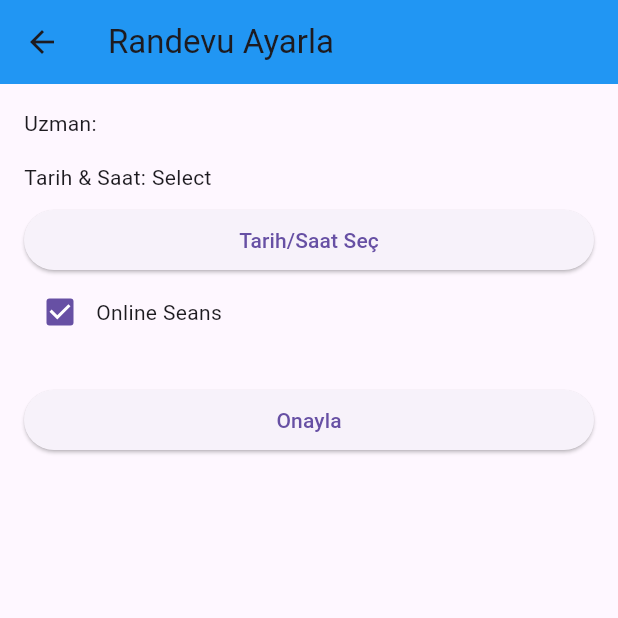
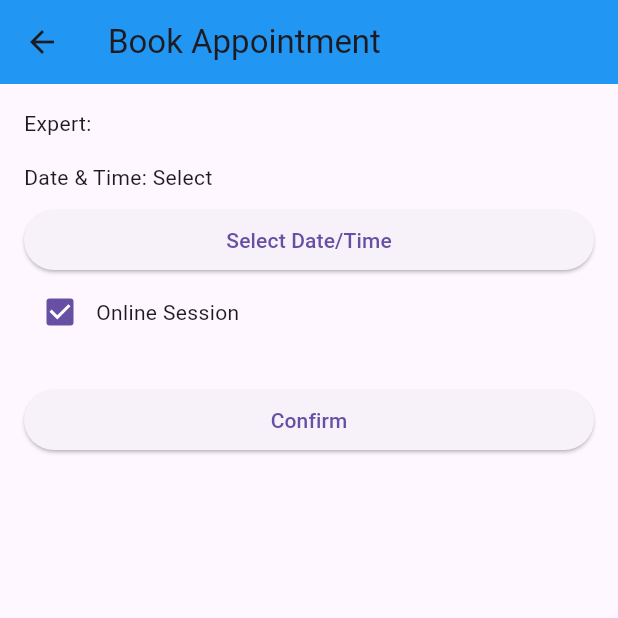
Before and after one commit to TugceDogru/MindEase---Mental-Support-App, a Flutter app: the AppointmentView screen opened directly with empty values, on a phone screen of 412 x 824 dp, the top half of it. Run offline on Flutter 3.47's test engine with Material 3 defaults, Android fonts, the phone set to English and light mode, and no system bars; our stand-ins replace cloud_firestore, firebase_auth, firebase_core, firebase_messaging, firebase_storage, fl_chart and 4 more; accounts and stored records are empty.

Commit message:
Initial Commit

```diff
--- a/lib/views/auth/register_view.dart
+++ b/lib/views/auth/register_view.dart
@@ -63,7 +63,7 @@ class _RegisterViewState extends State<RegisterView> {
                             ),
                           ),
                     SizedBox(height: 24),
-                    Text('Are you a proffesional ?', style: TextStyle(fontWeight: FontWeight.bold), textAlign: TextAlign.center),
+                    Text('Are you a professional?', style: TextStyle(fontWeight: FontWeight.bold), textAlign: TextAlign.center),
                   ],
                 ),
               ),
--- a/lib/views/home/appointment_view.dart
+++ b/lib/views/home/appointment_view.dart
@@ -17,19 +17,19 @@ class AppointmentView extends StatelessWidget {
       child: Consumer<AppointmentViewModel>(
         builder: (context, vm, _) {
           return Scaffold(
-            appBar: AppBar(title: Text('Randevu Ayarla')),
+            appBar: AppBar(title: Text('Book Appointment')),
             body: Padding(
               padding: EdgeInsets.all(16),
               child: Column(
                 crossAxisAlignment: CrossAxisAlignment.stretch,
                 children: [
-                  Text('Uzman: $expertId'),
+                  Text('Expert: $expertId'),
                   SizedBox(height: 16),
-                  Text('Tarih & Saat: ${vm.formattedDate}'),
+                  Text('Date & Time: ${vm.formattedDate}'),
                   SizedBox(height: 8),
                   ElevatedButton(
                     onPressed: () => vm.pickDateTime(context),
-                    child: Text('Tarih/Saat Seç'),
+                    child: Text('Select Date/Time'),
                   ),
                   Row(
                     children: [
@@ -37,7 +37,7 @@ class AppointmentView extends StatelessWidget {
                         value: vm.isOnline,
                         onChanged: (v) => vm.isOnline = v ?? true,
                       ),
-                      Text('Online Seans'),
+                      Text('Online Session'),
                     ],
                   ),
                   SizedBox(height: 24),
@@ -50,13 +50,13 @@ class AppointmentView extends StatelessWidget {
                             userId: userId,
                           );
                           final msg =
-                              ok ? 'Randevu oluşturuldu.' : 'Hata: ${vm.error}';
+                              ok ? 'Appointment created successfully.' : 'Error: ${vm.error}';
                           ScaffoldMessenger.of(
                             context,
                           ).showSnackBar(SnackBar(content: Text(msg)));
                           if (ok) Navigator.pop(context);
                         },
-                        child: Text('Onayla'),
+                        child: Text('Confirm'),
                       ),
                 ],
               ),
--- a/lib/views/home/expert_list_view.dart
+++ b/lib/views/home/expert_list_view.dart
@@ -17,7 +17,7 @@ class ExpertListView extends StatelessWidget {
             return Center(child: CircularProgressIndicator());
           }
           if (vm.state == ExpertListState.error) {
-            return Center(child: Text('Hata: ${vm.error}'));
+            return Center(child: Text('Error: ${vm.error}'));
           }
           return ListView.builder(
             itemCount: vm.experts.length,
@@ -33,7 +33,7 @@ class ExpertListView extends StatelessWidget {
                 title: Text(ex.fullName),
                 subtitle: Text(ex.specialization),
                 trailing: ElevatedButton(
-                  child: Text('Randevu Al'),
+                  child: Text('Book Appointment'),
                   onPressed: () {
                     Navigator.pushNamed(
                       context,
```
Also changed, not shown: lib/views/home/feed_view.dart (+53 -3 lines), lib/views/profile/profile_view.dart (+56 -4 lines).
